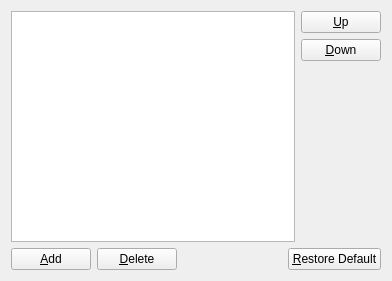
Old version of the form libs/gui/pref/preferencepagewebcsvtile.ui in the repository i-RIC/prepost-gui.
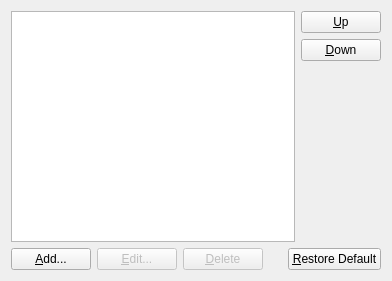
New version of the form.

Diff of the .ui file:
```diff
--- a/libs/gui/pref/preferencepagewebcsvtile.ui
+++ b/libs/gui/pref/preferencepagewebcsvtile.ui
@@ -57,12 +57,25 @@
      <item>
       <widget class="QPushButton" name="addButton">
        <property name="text">
-        <string>&amp;Add</string>
+        <string>&amp;Add...</string>
+       </property>
+      </widget>
+     </item>
+     <item>
+      <widget class="QPushButton" name="editButton">
+       <property name="enabled">
+        <bool>false</bool>
+       </property>
+       <property name="text">
+        <string>&amp;Edit...</string>
        </property>
       </widget>
      </item>
      <item>
       <widget class="QPushButton" name="deleteButton">
+       <property name="enabled">
+        <bool>false</bool>
+       </property>
        <property name="text">
         <string>&amp;Delete</string>
        </property>
```
